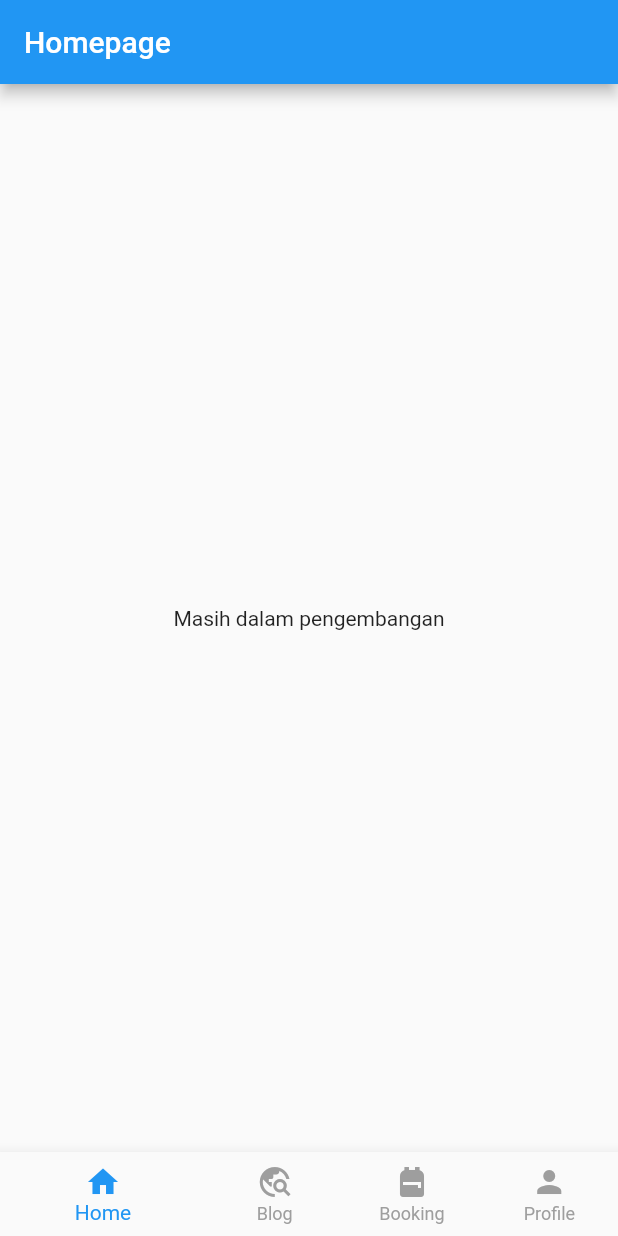
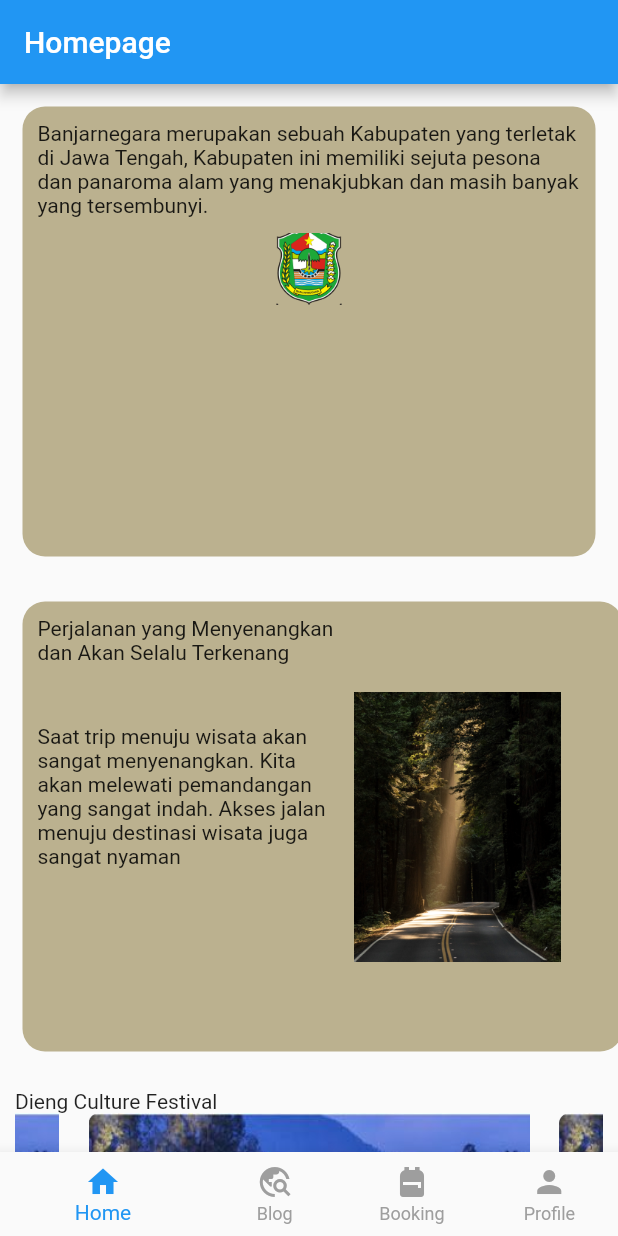
Before and after one commit to helmy-faishal/tubes-travel-flutter, a Flutter app: the screen it shows after launch, on a phone screen of 412 x 824 dp. Run offline on Flutter 3.47's test engine with Material 2 defaults, Android fonts, the phone set to English and light mode, and no system bars; drawn by our look-alikes of carousel_slider; network calls fail.

Commit message:
Menambahkan Homepage

```diff
--- a/lib/pages/blog/blog_page.dart
+++ b/lib/pages/blog/blog_page.dart
@@ -183,7 +183,7 @@ class _BlogPageState extends State<BlogPage> {
             Expanded(child: listBlog()),
           ]
         ),
-        bottomNavigationBar: BottomNavbar(),
+        bottomNavigationBar: const BottomNavbar(),
       ),
     );
   }
--- a/lib/pages/blog/tab_blog_page.dart
+++ b/lib/pages/blog/tab_blog_page.dart
@@ -10,11 +10,7 @@ class BlogPage extends StatefulWidget {
   State<BlogPage> createState() => _BlogPageState();
 }
 
-class _BlogPageState extends State<BlogPage> with AutomaticKeepAliveClientMixin<BlogPage>{
-
-  @override
-  // TODO: implement wantKeepAlive
-  bool get wantKeepAlive => true;
+class _BlogPageState extends State<BlogPage>{
 
   @override
   Widget build(BuildContext context) {
--- a/lib/pages/homepage/homepage.dart
+++ b/lib/pages/homepage/homepage.dart
@@ -1,3 +1,4 @@
+import 'package:carousel_slider/carousel_slider.dart';
 import 'package:flutter/material.dart';
 import 'package:tubes_travel_flutter/pages/navigation/bottom_navbar.dart';
 
@@ -6,12 +7,219 @@ class HomePage extends StatelessWidget {
 
   @override
   Widget build(BuildContext context) {
+
+    Widget tentangBanjarnegara(){
+      return Container(
+        height: 300,
+        width: 390,
+        margin: const EdgeInsets.all(15),
+        padding: const EdgeInsets.all(10),
+        decoration: BoxDecoration(
+          color: const Color(0xffBBB18F),
+          borderRadius: BorderRadius.circular(15)
+        ),
+        child: Column(
+          children: [
+            const Text(
+              "Banjarnegara merupakan sebuah Kabupaten yang terletak di Jawa Tengah, Kabupaten ini memiliki sejuta pesona dan panaroma alam yang menakjubkan dan masih banyak yang tersembunyi.",
+              overflow: TextOverflow.clip,
+            ),
+            const SizedBox(
+              height: 10,
+            ),
+            Image.asset(
+              "assets/logo-banjarnegara.png",
+              height: 48,
+              width: 60,
+            )
+          ],
+        ),
+      );
+    }
+
+    Widget kesan1(){
+      return Container(
+        height: 300,
+        width: 400,
+        margin: const EdgeInsets.all(15),
+        padding: const EdgeInsets.all(10),
+        decoration: BoxDecoration(
+          color: const Color(0xffBBB18F),
+          borderRadius: BorderRadius.circular(15)
+        ),
+        child: Row(
+          children: [
+            Column(
+              children: const [
+                SizedBox(
+                  width: 200,
+                  child: Text(
+                    "Perjalanan yang Menyenangkan dan Akan Selalu Terkenang",
+                    overflow: TextOverflow.clip,
+                  ),
+                ),
+                SizedBox(
+                  height: 24,
+                ),
+                Divider(
+                  color: Colors.black,
+                  thickness: 5,
+                  height: 1,
+                ),
+                SizedBox(
+                  height: 15,
+                ),
+                SizedBox(
+                  width: 200,
+                  child: Text(
+                    "Saat trip menuju wisata akan sangat menyenangkan. Kita akan melewati pemandangan yang sangat indah. Akses jalan menuju destinasi wisata juga sangat nyaman",
+                    overflow: TextOverflow.clip,
+                  ),
+                ),
+              ],
+            ),
+            Container(
+              margin: const EdgeInsets.all(10),
+              child: Image.asset(
+                "assets/kesan1.png",
+                height: 180,
+                width: 140,
+              ),
+            ),
+          ]
+        ),
+      );
+    }
+
+
+
+    Widget scrollKesan(){
+      return SingleChildScrollView(
+        scrollDirection: Axis.horizontal,
+        child: Row(
+          children: [
+            kesan1(),
+            kesan1()
+          ],
+        ),
+      );
+    }
+
+    Widget carouselDieng(){
+      return Container(
+        padding: const EdgeInsets.all(10),
+        child: Column(
+          crossAxisAlignment: CrossAxisAlignment.start,
+          children: [
+            const Text("Dieng Culture Festival"),
+            CarouselSlider(
+              items: [
+                Image.asset('assets/slide1.png'),
+                Image.asset('assets/slide1.png'),
+                Image.asset('assets/slide1.png'),
+                Image.asset('assets/slide1.png'),
+
+              ],
+              options: CarouselOptions(
+                autoPlay: true,
+              )
+            ),
+          ],
+        ),
+      );
+    }
+
+    Widget alasan1(){
+      return Container(
+        width: 390,
+        height: 300,
+        margin: const EdgeInsets.all(15),
+        decoration: BoxDecoration(
+          borderRadius: BorderRadius.circular(10),
+          color: Colors.transparent
+        ),
+        child: Stack(
+          children: [
+            Container(
+              child: Image.asset(
+                'assets/alasan1.png',
+                fit: BoxFit.cover,
+              ),
+              alignment: Alignment.center,
+            ),
+            Container(
+              child: const Text(
+                "Murah",
+                style: TextStyle(
+                  color: Colors.white,
+                  fontWeight: FontWeight.bold,
+                  fontSize: 30,
+                ),
+              ),
+              alignment: Alignment.center,
+            )
+          ],
+        ),
+      );
+    }
+
+    Widget scrollAlasan(){
+      return Container(
+        margin: const EdgeInsets.symmetric(vertical: 15),
+        padding: const EdgeInsets.all(5),
+        child: Column(
+          crossAxisAlignment: CrossAxisAlignment.start,
+          children: [
+            const Text('Kenapa Memilih Millenium Travel Agency?'),
+            SingleChildScrollView(
+              scrollDirection: Axis.horizontal,
+              child: Row(
+                children: [
+                  alasan1(),
+                  alasan1(),
+                  alasan1(),
+                ],
+              ),
+            )
+          ],
+        ),
+      );
+    }
+
+    Widget kePemesanan(){
+      return GestureDetector(
+        onTap: (){
+          Navigator.pushReplacementNamed(context, '/booking');
+        },
+        child: Container(
+          margin: const EdgeInsets.all(15),
+          padding: const EdgeInsets.all(10),
+          height: 40,
+          width: 350,
+          decoration: BoxDecoration(
+            borderRadius: BorderRadius.circular(10),
+            color: const Color(0xffEAB500)
+          ),
+          child: const Center(
+            child: Text('Pilih Paket Wisata'),
+          ),
+        ),
+      );
+    }
     return Scaffold(
       appBar: AppBar(
         title: const Text('Homepage'),
       ),
       bottomNavigationBar: const BottomNavbar(),
-      body: const Center(child: Text('Masih dalam pengembangan')),
+      body: ListView(
+        children: [
+          tentangBanjarnegara(),
+          scrollKesan(),
+          carouselDieng(),
+          scrollAlasan(),
+          kePemesanan(),
+        ],
+      ),
     );
   }
 }
--- a/lib/pages/navigation/bottom_navbar.dart
+++ b/lib/pages/navigation/bottom_navbar.dart
@@ -1,6 +1,4 @@
 import 'package:flutter/material.dart';
-import 'package:provider/provider.dart';
-import 'package:tubes_travel_flutter/provider/blog_provider.dart';
 
 class BottomNavbar extends StatefulWidget {
   const BottomNavbar({ Key? key }) : super(key: key);
--- a/lib/pages/profile/profile_page.dart
+++ b/lib/pages/profile/profile_page.dart
@@ -13,7 +13,7 @@ class ProfilePage extends StatelessWidget {
       bottomNavigationBar: const BottomNavbar(),
       body: Center(
         child: ElevatedButton(
-          child: Text('Login'),
+          child: const Text('Login'),
           onPressed: (){
             Navigator.pushNamed(context, '/login');
           },
--- a/lib/pages/user/login_form.dart
+++ b/lib/pages/user/login_form.dart
@@ -74,7 +74,7 @@ class LoginPage extends StatelessWidget {
     return SafeArea(
       child: Scaffold(
         appBar: AppBar(
-          title: Text('Login'),
+          title: const Text('Login'),
           backgroundColor: bgHeaderColor,
         ),
         resizeToAvoidBottomInset: true,
--- a/lib/pages/user/register_form.dart
+++ b/lib/pages/user/register_form.dart
@@ -86,7 +86,7 @@ class RegisterPage extends StatelessWidget {
     return SafeArea(
       child: Scaffold(
         appBar: AppBar(
-          title: Text('Register'),
+          title: const Text('Register'),
           backgroundColor: bgHeaderColor,
         ),
         resizeToAvoidBottomInset: true,
--- a/pubspec.yaml
+++ b/pubspec.yaml
@@ -37,6 +37,7 @@ dependencies:
   google_fonts: ^3.0.1
   http: ^0.13.4
   provider: ^6.0.3
+  carousel_slider: ^4.1.1
 
 dev_dependencies:
   flutter_test:
```
Also changed, not shown: lib/services/url_data.dart (+9 -0 lines), assets/alasan1.png (added), assets/kesan1.png (added), assets/logo-banjarnegara.png (added), assets/slide1.png (added), pubspec.lock.
